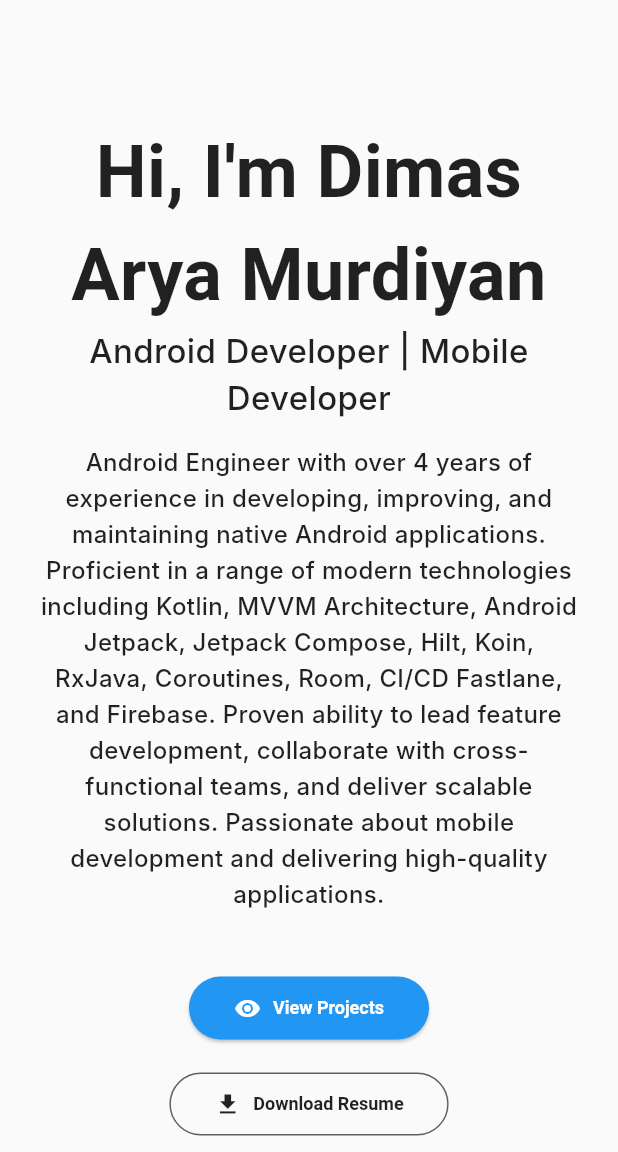
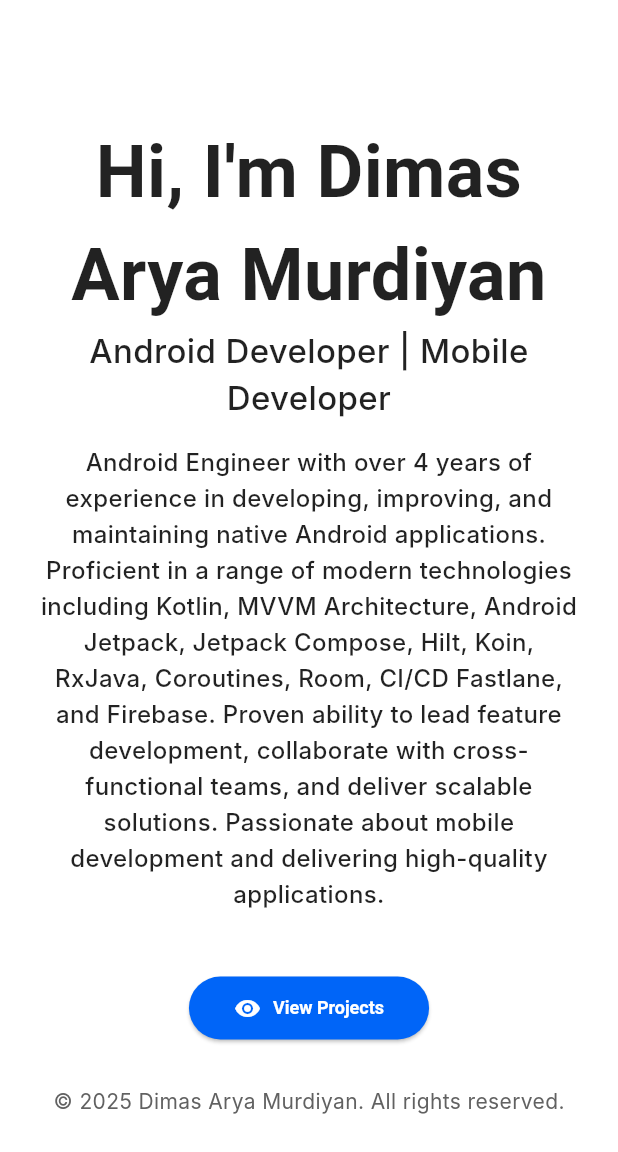
Before and after one commit to dimasaryamurdiyan/portfolio, a Flutter app: the screen it shows after launch, on a phone screen of 412 x 824 dp, the part 84-1236 px from its top. Run offline on Flutter 3.47's test engine with Material 3 defaults, Android fonts, the phone set to English and light mode, and no system bars; our stand-ins replace flutter_riverpod, shared_preferences; Roboto replaces fonts that are missing (Arial, Inter).

Commit message:
feat: Update theme colors and layout for improved visual consistency and user experience

```diff
--- a/lib/main.dart
+++ b/lib/main.dart
@@ -23,9 +23,8 @@
       debugShowCheckedModeBanner: false,
       theme: ThemeData(
         brightness: Brightness.light,
-        primarySwatch: Colors.blue,
         fontFamily: 'Inter',
-        scaffoldBackgroundColor: Colors.grey[50], // Lighter background
+        scaffoldBackgroundColor: Colors.white, // Lighter background
         appBarTheme: AppBarTheme(
           backgroundColor: Colors.grey[50], // Match scaffold background
           foregroundColor: Colors.black87,
@@ -53,28 +52,19 @@
             shape: RoundedRectangleBorder(borderRadius: BorderRadius.circular(8)),
           ),
         ),
-        colorScheme: ColorScheme.fromSwatch(
-          primarySwatch: Colors.blue,
+        colorScheme: ColorScheme.fromSeed(
+          seedColor: const Color(0xFF0065F8),
           brightness: Brightness.light,
         ).copyWith(
-          secondary: Colors.lightBlueAccent,
-          background: Colors.grey[50],
-          onBackground: Colors.black87,
+          primary: const Color(0xFF0065F8),
           surface: Colors.white,
           onSurface: Colors.black87,
           onSurfaceVariant: Colors.grey[700],
-          primaryContainer: Colors.blue.shade100,
-          onPrimaryContainer: Colors.blue.shade900,
-          secondaryContainer: Colors.lightBlueAccent.shade100,
-          onSecondaryContainer: Colors.lightBlueAccent.shade700,
-          tertiaryContainer: Colors.green.shade100,
-          onTertiaryContainer: Colors.green.shade900,
-          surfaceVariant: Colors.grey[200], // For placeholder image background
+          surfaceContainerHighest: Colors.grey[200], // For placeholder image background
         ),
       ),
       darkTheme: ThemeData(
         brightness: Brightness.dark,
-        primarySwatch: Colors.blue,
         fontFamily: 'Inter',
         scaffoldBackgroundColor: Colors.grey[900], // Darker background
         appBarTheme: AppBarTheme(
@@ -104,20 +94,14 @@
             shape: RoundedRectangleBorder(borderRadius: BorderRadius.circular(8)),
           ),
         ),
-        colorScheme: ColorScheme.fromSwatch(
-          primarySwatch: Colors.blue,
+        colorScheme: ColorScheme.fromSeed(
+          seedColor: const Color(0xFF0065F8),
           brightness: Brightness.dark,
         ).copyWith(
-          secondary: Colors.cyan,
+          primary: const Color(0xFF0065F8),
           surface: Colors.blueGrey[800],
           onSurface: Colors.white70,
           onSurfaceVariant: Colors.grey[400],
-          primaryContainer: Colors.blue.shade900,
-          onPrimaryContainer: Colors.blue.shade100,
-          secondaryContainer: Colors.cyan.shade900,
-          onSecondaryContainer: Colors.cyan.shade100,
-          tertiaryContainer: Colors.green.shade900,
-          onTertiaryContainer: Colors.green.shade100,
           surfaceContainerHighest: Colors.blueGrey[700], // For placeholder image background
         ),
       ),
--- a/lib/presentation/home_page.dart
+++ b/lib/presentation/home_page.dart
@@ -2,16 +2,11 @@
 import 'package:flutter/material.dart';
 import 'package:flutter_riverpod/flutter_riverpod.dart';
 import 'package:portfolio/data/portfolio_data.dart';
-import 'package:portfolio/presentation/providers/theme_provider.dart';
-import 'package:portfolio/widgets/certificate_card.dart';
 import 'package:portfolio/widgets/custom_app_bar.dart';
-import 'package:portfolio/widgets/education_card.dart';
-import 'package:portfolio/widgets/experience_card.dart';
 import 'package:portfolio/widgets/hero_section.dart';
 import 'package:portfolio/widgets/lets_work_together_section.dart';
 import 'package:portfolio/widgets/project_card.dart';
 import 'package:portfolio/widgets/section_header.dart';
-import 'package:portfolio/widgets/skill_chip.dart';
 import 'package:portfolio/widgets/tech_i_work_with_section.dart';
 import 'package:portfolio/widgets/what_i_do_section.dart';
 import 'package:url_launcher/url_launcher.dart';
@@ -58,7 +53,10 @@
         onProjectsPressed: () => _scrollToSection(_projectsKey),
         onContactPressed: () => _scrollToSection(_contactKey),
       ),
-      body: SingleChildScrollView(
+      body: Column(
+        children: [
+          Expanded(
+            child: SingleChildScrollView(
               controller: _scrollController,
               child: Align(
                 alignment: Alignment.topCenter,
@@ -75,14 +73,13 @@
                       const SizedBox(height: 80), // Spacing between sections
 
                       // What I do Section
-                const WhatIDoSection(),
+                      WhatIDoSection(key: _aboutKey),
 
                       // Tech I Work With Section
                       const TechIWorkWithSection(),
-                const SizedBox(height: 80),
 
                       // Projects Section (formerly Professional Experience)
-                SectionHeader(key: _projectsKey, title: "Projects"),
+                      SectionHeader(key: _projectsKey, title: ""),
                       Padding(
                         padding: const EdgeInsets.symmetric(horizontal: 24.0),
                         child: GridView.builder(
@@ -92,7 +89,7 @@
                             crossAxisCount: isLargeScreen ? 3 : (MediaQuery.of(context).size.width > 600 ? 2 : 1),
                             crossAxisSpacing: 24.0,
                             mainAxisSpacing: 24.0,
-                      childAspectRatio: isLargeScreen ? 0.8 : 0.9, // Adjust aspect ratio for better card sizing
+                            childAspectRatio: isLargeScreen ? 1.4 : 1.6, // Increased aspect ratio to make cards shorter
                           ),
                           itemCount: PortfolioData.professionalExperience.length,
                           itemBuilder: (context, index) {
@@ -100,18 +97,24 @@
                           },
                         ),
                       ),
-                const SizedBox(height: 80),
+
 
                       // Let's Work Together Section (Contact)
-                SectionHeader(key: _contactKey, title: "Contact"), // Renamed for consistency
+                      SectionHeader(key: _contactKey, title: ""), // Renamed for consistency
                       LetsWorkTogetherSection(
                         onGetInTouchPressed: () => _launchUrl('mailto:${PortfolioData.email}'),
                       ),
                       const SizedBox(height: 40),
-
-                // Footer
-                Padding(
-                  padding: const EdgeInsets.only(bottom: 24.0),
+                    ],
+                  ),
+                ),
+              ),
+            ),
+          ),
+          // Sticky Footer
+          Container(
+            padding: const EdgeInsets.all(24.0),
+            child: Center(
               child: Text(
                 "© ${DateTime.now().year} Dimas Arya Murdiyan. All rights reserved.",
                 style: TextStyle(
@@ -120,10 +123,8 @@
                 ),
               ),
             ),
+          ),
         ],
-            ),
-          ),
-        ),
       ),
     );
   }
--- a/lib/widgets/custom_app_bar.dart
+++ b/lib/widgets/custom_app_bar.dart
@@ -107,7 +107,7 @@
         ),
         actions: [
           PopupMenuButton<String>(
-            icon: Icon(Icons.menu, color: Theme.of(context).colorScheme.onBackground),
+            icon: Icon(Icons.menu, color: Theme.of(context).colorScheme.onSurface),
             onSelected: (String value) {
               if (value == 'about') onAboutPressed();
               if (value == 'projects') onProjectsPressed();
@@ -171,10 +171,10 @@
   Widget build(BuildContext context) {
     return TextButton.icon(
       onPressed: onPressed,
-      icon: Icon(icon, color: Theme.of(context).colorScheme.onBackground),
+      icon: Icon(icon, color: Theme.of(context).colorScheme.onSurface),
       label: Text(
         text,
-        style: TextStyle(color: Theme.of(context).colorScheme.onBackground),
+        style: TextStyle(color: Theme.of(context).colorScheme.onSurface),
       ),
       style: TextButton.styleFrom(
         shape: RoundedRectangleBorder(borderRadius: BorderRadius.circular(8)),
```
Lines whose indentation alone changed are shown as unchanged.
